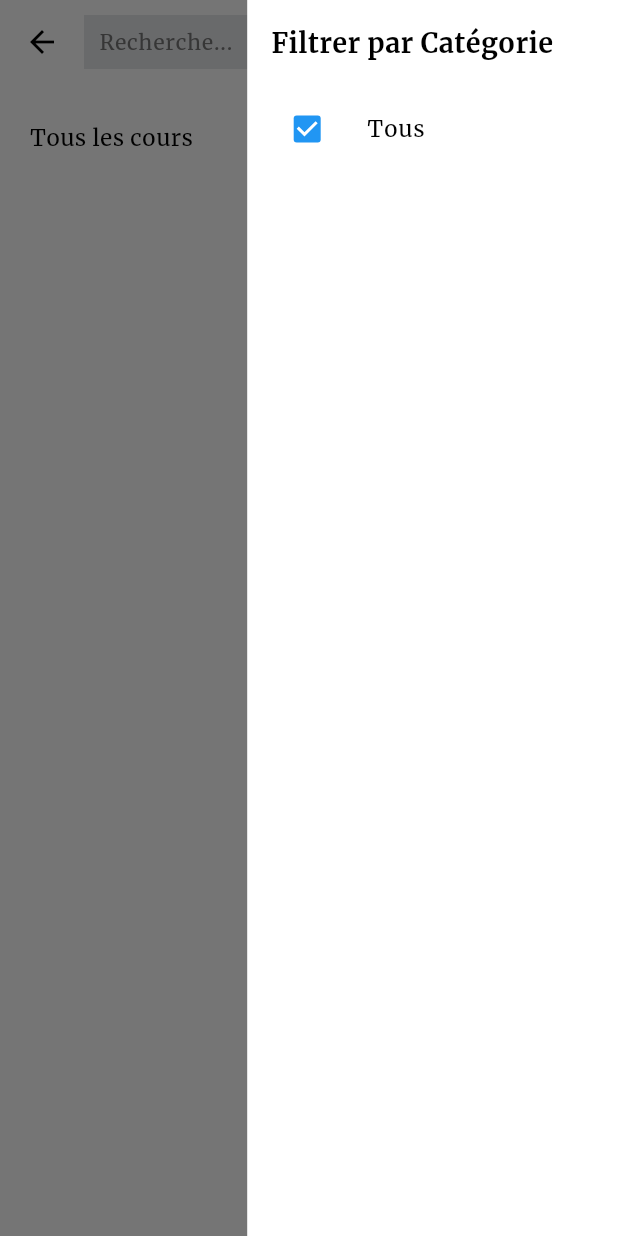
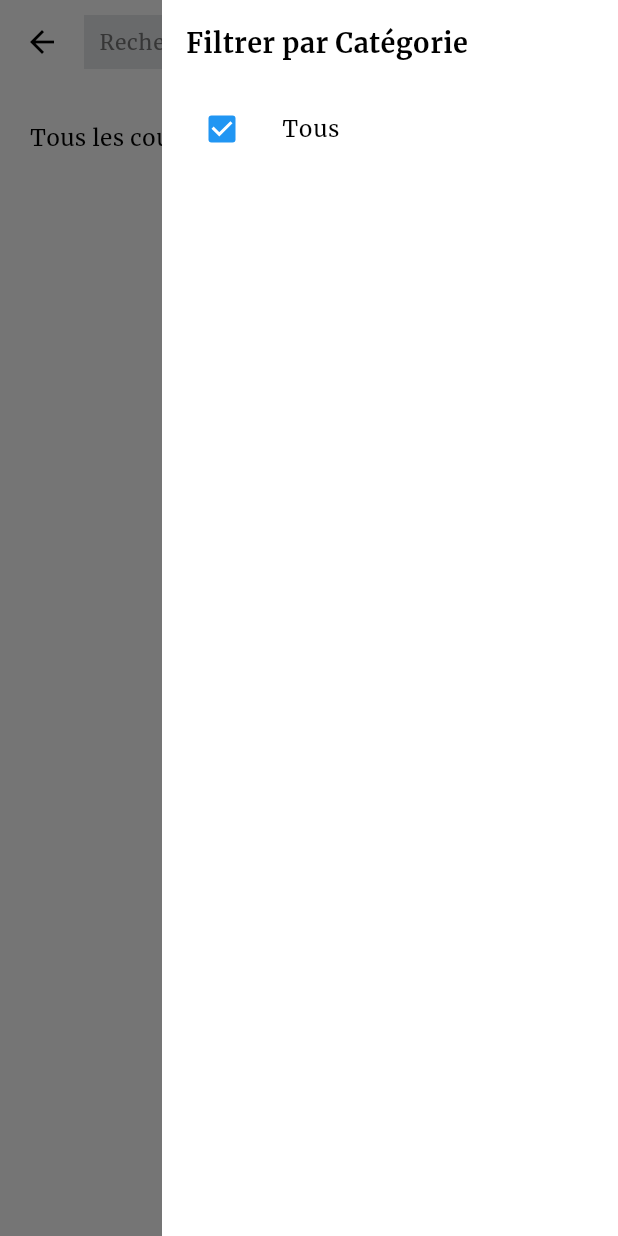
Before and after one commit to ObedYAMEOGO/edu_app_project, a Flutter app: the AllCoursesView screen opened directly with empty values, with the side drawer open, on a phone screen of 412 x 824 dp. Run offline on Flutter 3.47's test engine with Material 3 defaults, Android fonts, the light colour scheme and no system bars; our stand-ins replace audioplayers, badges, bloc, chewie, cloud_firestore, dartz and 19 more; missing offline and left inert: ffmpeg_kit_flutter, file_icon, flutter_link_previewer, flutter_stripe, purchases_flutter, youtube_metadata; accounts and stored records are empty; project files that could hold a hidden picture were left out.

Commit message:
Update all_courses_view.dart

```diff
--- a/lib/core/common/features/course/presentation/views/all_courses_view.dart
+++ b/lib/core/common/features/course/presentation/views/all_courses_view.dart
@@ -111,7 +111,6 @@ class _AllCoursesViewState extends State<AllCoursesView> {
         ],
       ),
       endDrawer: Drawer(
-        width: MediaQuery.of(context).size.width * 0.6, // Reduce drawer width
         shape: OutlineInputBorder(
             borderRadius: BorderRadius.circular(0),
             borderSide: BorderSide.none),
```
